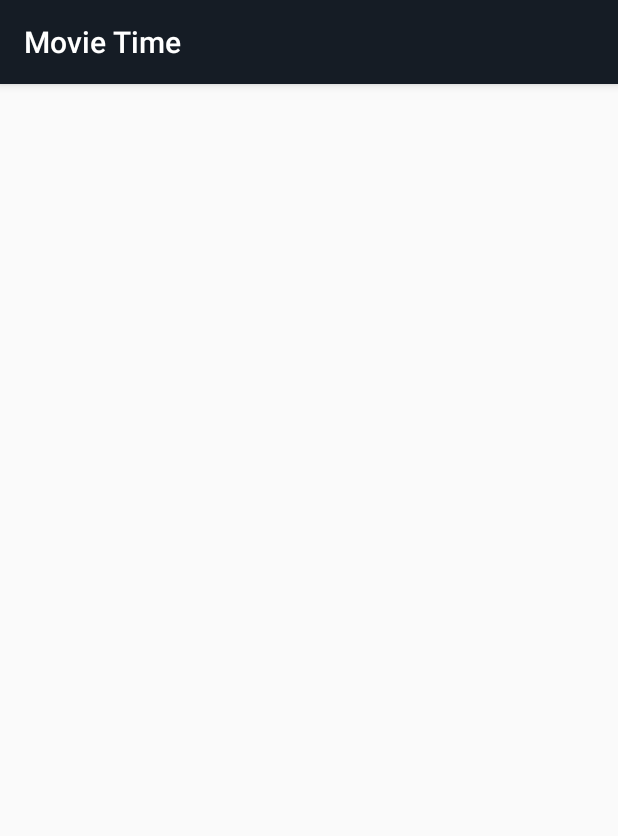
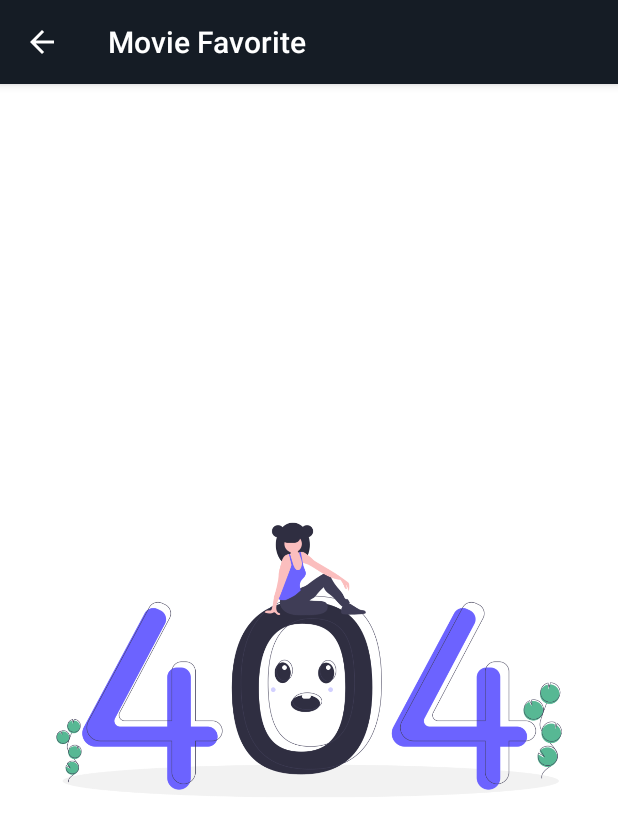
Before and after one commit to alfionalhathifa/MovieTime, an Android app: the FavoriteActivity screen opened directly, with no data from a screen before it, on a phone screen of 412 x 824 dp. Shown: the top 836 px of the screen. Run offline under Robolectric (Android 15) with nearby library versions, the phone set to English and light mode, and no system bars; pictures from the network do not load.

Commit message:
Add List Movie Favorite

```diff
--- a/app/src/main/java/com/zendev/movietime/presentation/favorite/FavoriteActivity.kt
+++ b/app/src/main/java/com/zendev/movietime/presentation/favorite/FavoriteActivity.kt
@@ -1,12 +1,54 @@
 package com.zendev.movietime.presentation.favorite
 
+import android.content.Intent
 import androidx.appcompat.app.AppCompatActivity
 import android.os.Bundle
+import android.view.View
+import androidx.lifecycle.Observer
+import androidx.recyclerview.widget.GridLayoutManager
 import com.zendev.movietime.R
+import com.zendev.movietime.core.ui.MovieAdapter
+import com.zendev.movietime.presentation.detail.DetailActivity
+import kotlinx.android.synthetic.main.activity_favorite.*
+import kotlinx.android.synthetic.main.layout_empty.*
+import org.koin.android.viewmodel.ext.android.viewModel
 
 class FavoriteActivity : AppCompatActivity() {
+
+    private val favoriteViewModel: FavoriteViewModel by viewModel()
+    private val movieAdapter = MovieAdapter()
+
     override fun onCreate(savedInstanceState: Bundle?) {
         super.onCreate(savedInstanceState)
         setContentView(R.layout.activity_favorite)
+
+        supportActionBar?.setDisplayHomeAsUpEnabled(true)
+        supportActionBar?.title = getString(R.string.favorite_name)
+
+        movieAdapter.onItemClick = { selectedData ->
+            val intent = Intent(this, DetailActivity::class.java)
+            intent.putExtra(DetailActivity.EXTRA_DATA, selectedData)
+            startActivity(intent)
+        }
+
+        showFavoriteMovieList()
+    }
+
+    override fun onSupportNavigateUp(): Boolean {
+        onBackPressed()
+        return true
+    }
+
+    private fun showFavoriteMovieList() {
+        favoriteViewModel.favoriteMovie.observe(this, Observer { dataMovie ->
+            movieAdapter.setData(dataMovie)
+            ll_404.visibility = if (dataMovie.isNotEmpty()) View.GONE else View.VISIBLE
+        })
+
+        with(rv_movie_favorite) {
+            layoutManager = GridLayoutManager(this@FavoriteActivity, 2)
+            setHasFixedSize(true)
+            adapter = movieAdapter
+        }
     }
 }
--- a/app/src/main/res/drawable/ic_favorite_border.xml
+++ /dev/null
@@ -1,5 +0,0 @@
-<vector android:height="24dp" android:tint="#FFFFFF"
-    android:viewportHeight="24.0" android:viewportWidth="24.0"
-    android:width="24dp" xmlns:android="http://schemas.android.com/apk/res/android">
-    <path android:fillColor="#FF000000" android:pathData="M16.5,3c-1.74,0 -3.41,0.81 -4.5,2.09C10.91,3.81 9.24,3 7.5,3 4.42,3 2,5.42 2,8.5c0,3.78 3.4,6.86 8.55,11.54L12,21.35l1.45,-1.32C18.6,15.36 22,12.28 22,8.5 22,5.42 19.58,3 16.5,3zM12.1,18.55l-0.1,0.1 -0.1,-0.1C7.14,14.24 4,11.39 4,8.5 4,6.5 5.5,5 7.5,5c1.54,0 3.04,0.99 3.57,2.36h1.87C13.46,5.99 14.96,5 16.5,5c2,0 3.5,1.5 3.5,3.5 0,2.89 -3.14,5.74 -7.9,10.05z"/>
-</vector>
--- a/app/src/main/res/layout/activity_favorite.xml
+++ b/app/src/main/res/layout/activity_favorite.xml
@@ -1,9 +1,30 @@
 <?xml version="1.0" encoding="utf-8"?>
-<androidx.constraintlayout.widget.ConstraintLayout xmlns:android="http://schemas.android.com/apk/res/android"
-    xmlns:app="http://schemas.android.com/apk/res-auto"
+<LinearLayout xmlns:android="http://schemas.android.com/apk/res/android"
     xmlns:tools="http://schemas.android.com/tools"
+    android:id="@+id/ll_favorite"
     android:layout_width="match_parent"
     android:layout_height="match_parent"
     tools:context=".presentation.favorite.FavoriteActivity">
 
-</androidx.constraintlayout.widget.ConstraintLayout>
+    <RelativeLayout
+        android:layout_width="match_parent"
+        android:layout_height="match_parent"
+        tools:ignore="UselessParent"
+        tools:targetApi="o">
+
+        <include layout="@layout/layout_empty" />
+
+        <androidx.recyclerview.widget.RecyclerView
+            android:id="@+id/rv_movie_favorite"
+            android:layout_width="match_parent"
+            android:layout_height="wrap_content"
+            android:clipToPadding="false"
+            android:paddingLeft="5dp"
+            android:paddingTop="5dp"
+            android:paddingRight="5dp"
+            android:paddingBottom="5dp"
+            tools:listitem="@layout/item_grid_movie" />
+
+    </RelativeLayout>
+
+</LinearLayout>
--- a/app/src/main/res/values/strings.xml
+++ b/app/src/main/res/values/strings.xml
@@ -1,5 +1,6 @@
 <resources>
     <string name="app_name">Movie Time</string>
+    <string name="favorite_name">Movie Favorite</string>
     <string name="item_grid_poster_description">Movie Poster</string>
     <string name="item_grid_movie_name_description">Among Us</string>
     <string name="no_internet_image_description">No Internet Image Description</string>
@@ -7,4 +8,5 @@
     <string name="something_wrong">Oops.. something went wrong</string>
     <string name="add_favorite">+ Add To Favorite</string>
     <string name="remove_favorite">- Remove From Favorite</string>
+    <string name="favorite_menu">Favorite Menu</string>
 </resources>
```
Also changed, not shown: app/src/main/java/com/zendev/movietime/presentation/detail/DetailActivity.kt (+7 -0 lines), app/src/main/java/com/zendev/movietime/presentation/main/MainActivity.kt (+26 -2 lines), app/src/main/res/menu/main_menu.xml (added, +9 -0 lines).
